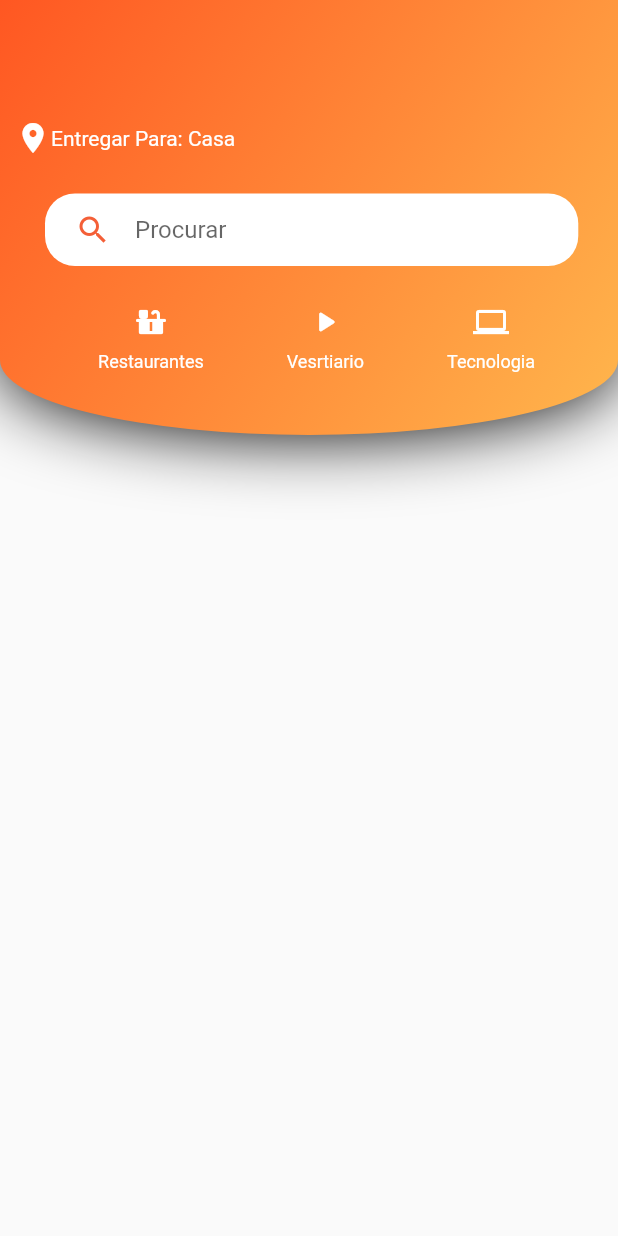
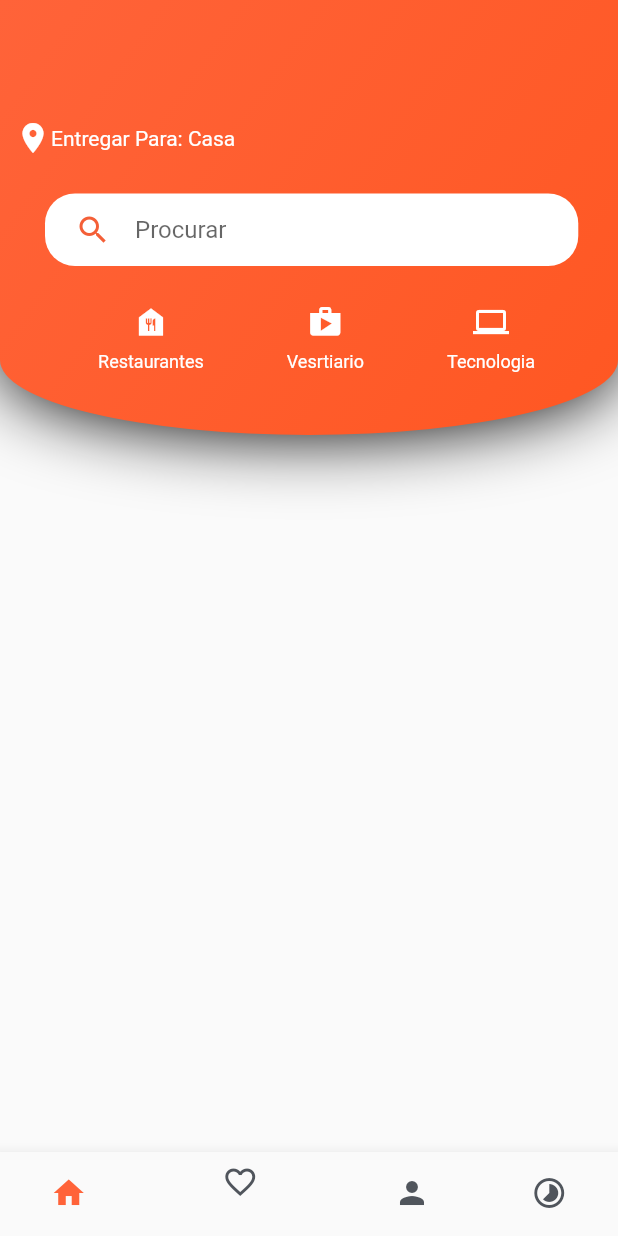
Before and after one commit to FlossyYuri/delivery_app, a Flutter app: the screen it shows after launch, on a phone screen of 412 x 824 dp. Run offline on Flutter 3.47's test engine with Material 2 defaults, Android fonts, the phone set to English and light mode, and no system bars; our stand-ins replace hexcolor.

Commit message:
bottom navigationbar done

```diff
--- a/lib/screens/main_screen.dart
+++ b/lib/screens/main_screen.dart
@@ -2,6 +2,7 @@ import 'package:flutter/src/widgets/framework.dart';
 import 'package:flutter/src/widgets/placeholder.dart';
 import 'package:flutter/material.dart';
 import 'package:delivery_app/widget/rounded_search_field.dart';
+import 'package:hexcolor/hexcolor.dart';
 
 class Main_Screen extends StatefulWidget {
   const Main_Screen({super.key});
@@ -22,7 +23,7 @@ class _Main_ScreenState extends State<Main_Screen> {
             height: 290,
             decoration: BoxDecoration(
               gradient: LinearGradient(
-              colors: [Colors.deepOrange, Colors.orange.shade300],
+                colors: [HexColor("#FF6339"), Colors.deepOrange],
                 begin: Alignment.topLeft,
                 end: Alignment.bottomRight,
               ),
@@ -47,10 +48,10 @@ class _Main_ScreenState extends State<Main_Screen> {
                     Row(
                       children: [
                         Container(
-                        padding: EdgeInsets.only(top: 15, right: 20, left: 20),
+                          padding:
+                              EdgeInsets.only(top: 15, right: 20, left: 20),
                           child: Flexible(
-                          child: RoundedSearchField(onChanged: (value) {})
-                        ),
+                              child: RoundedSearchField(onChanged: (value) {})),
                           width: MediaQuery.of(context).size.width * 0.96,
                         )
                       ],
@@ -61,9 +62,9 @@ class _Main_ScreenState extends State<Main_Screen> {
                         mainAxisAlignment: MainAxisAlignment.spaceEvenly,
                         children: [
                           _buildButtonColumn(Colors.white,
-                            Icons.countertops_rounded, 'Restaurantes'),
+                              Icons.food_bank, 'Restaurantes'),
                           _buildButtonColumn(Colors.white,
-                            Icons.play_arrow_rounded, 'Vesrtiario'),
+                              Icons.shop, 'Vesrtiario'),
                           _buildButtonColumn(
                               Colors.white, Icons.computer, 'Tecnologia'),
                         ],
@@ -72,8 +73,20 @@ class _Main_ScreenState extends State<Main_Screen> {
                   ],
                 )),
           ),
+          Column(
+            children: [],
+          )
         ],
-    ));
+      ),
+      bottomNavigationBar: BottomNavigationBar(
+        currentIndex: 1,
+        items: [
+        BottomNavigationBarItem(icon: Icon(Icons.home,color: HexColor("#FF6339"),),label: ''),
+        BottomNavigationBarItem(icon: Icon(Icons.favorite_outline,color: HexColor("#50555C")),label: ''),
+        BottomNavigationBarItem(icon: Icon(Icons.person,color: HexColor("#50555C")),label: ''),
+        BottomNavigationBarItem(icon: Icon(Icons.timelapse_rounded,color: HexColor("#50555C")),label: '')
+      ]),
+    );
   }
 }
 
--- a/lib/widget/rounded_search_field.dart
+++ b/lib/widget/rounded_search_field.dart
@@ -13,7 +13,7 @@ class RoundedSearchField extends StatelessWidget {
   Widget build(BuildContext context) {
     return TextFieldContainer(
       child: TextField(
-        obscureText: true,
+        obscureText: false,
         onChanged: onChanged,
         cursorColor: kPrimaryColor,
         decoration: const InputDecoration(
--- a/pubspec.yaml
+++ b/pubspec.yaml
@@ -35,6 +35,7 @@ dependencies:
   # The following adds the Cupertino Icons font to your application.
   # Use with the CupertinoIcons class for iOS style icons.
   cupertino_icons: ^1.0.2
+  hexcolor: ^3.0.1
 
 dev_dependencies:
   flutter_test:
```
Also changed, not shown: pubspec.lock. Lines whose indentation alone changed are shown as unchanged.
